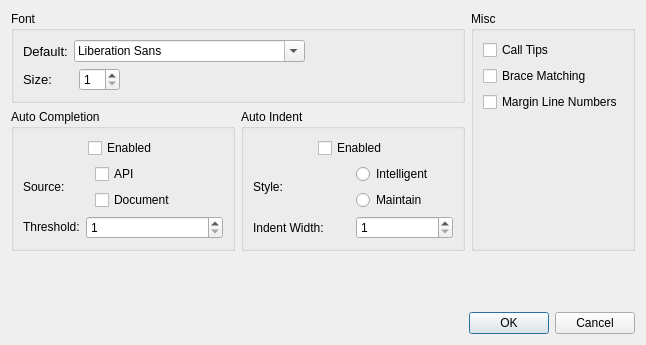
The window that ui/EditorSettingsDialog.ui (kipr/kiss) describes before a commit, drawn with Qt 5.
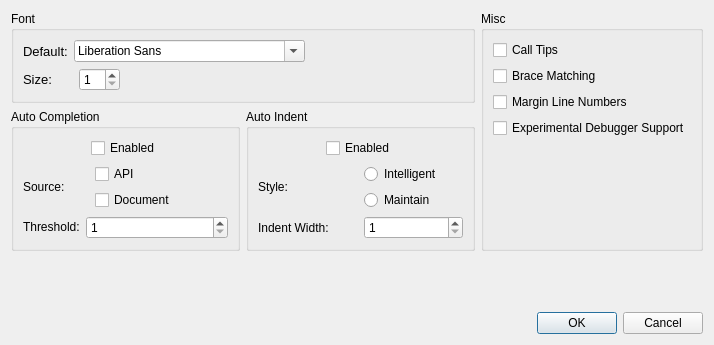
The same window after the commit.

Commit message: Added editor settings to welome and fixed compilation problem with windoxs xp

```diff
--- a/ui/EditorSettingsDialog.ui
+++ b/ui/EditorSettingsDialog.ui
@@ -6,7 +6,7 @@
    <rect>
     <x>0</x>
     <y>0</y>
-    <width>646</width>
+    <width>714</width>
     <height>345</height>
    </rect>
   </property>
@@ -143,6 +143,13 @@
         </property>
        </widget>
       </item>
+      <item>
+       <widget class="QCheckBox" name="ui_debugger">
+        <property name="text">
+         <string>Experimental Debugger Support</string>
+        </property>
+       </widget>
+      </item>
       <item>
        <spacer>
         <property name="orientation">
```
The commit also changes 13 other files.
